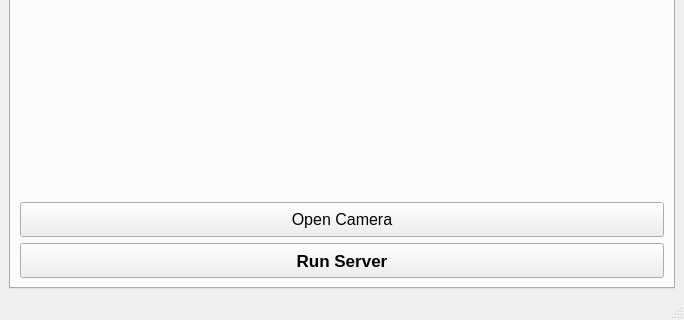
This is MainWindow2.ui in AHazimy/ADVP_Python_Proj as Qt 5 draws it before an edit; both pictures show x 0 to 684 and y 369 to 689 of the 684 by 689 pixel window. The edited form follows.
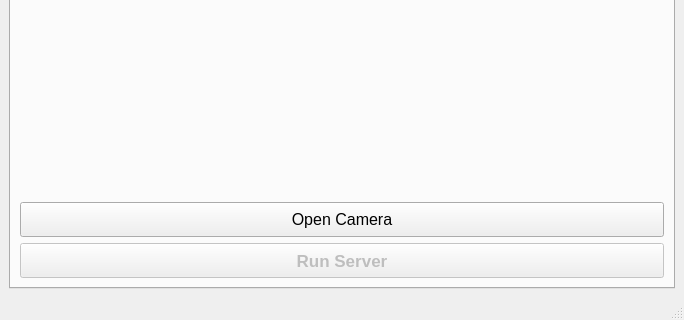
This is the edited form.

What changed in the file:
```diff
--- a/MainWindow2.ui
+++ b/MainWindow2.ui
@@ -99,6 +99,9 @@
             </item>
             <item>
              <widget class="QPushButton" name="btn_server">
+              <property name="enabled">
+               <bool>false</bool>
+              </property>
               <property name="minimumSize">
                <size>
                 <width>0</width>
```
